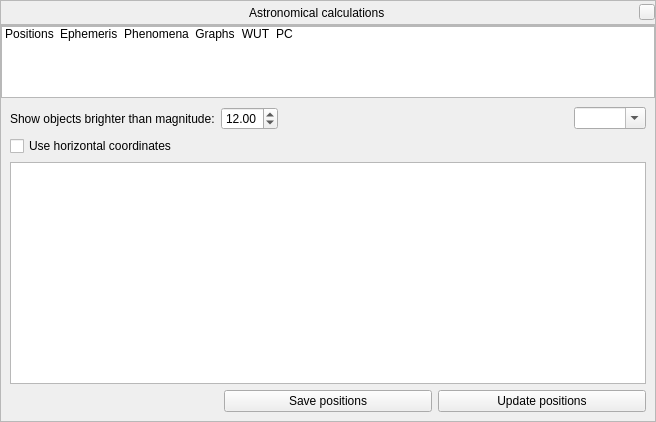
Old version of the form src/gui/astroCalcDialog.ui in the repository 519984307/stellarium_src.
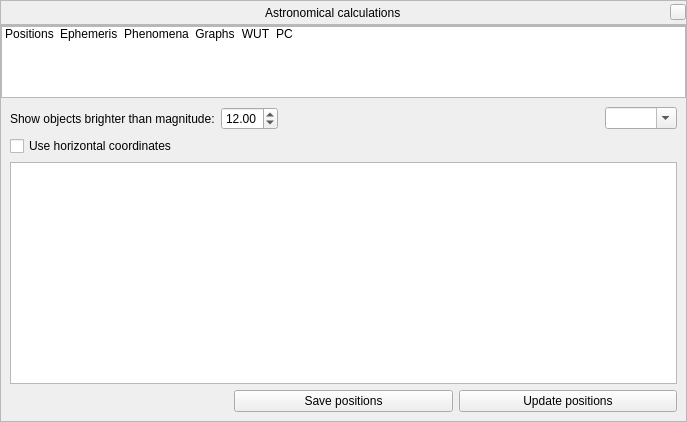
New version of the form. Icons and pictures are not drawn. Custom widgets are drawn as their Qt base class.

The edit to the form file:
```diff
--- a/src/gui/astroCalcDialog.ui
+++ b/src/gui/astroCalcDialog.ui
@@ -6,7 +6,7 @@
    <rect>
     <x>0</x>
     <y>0</y>
-    <width>643</width>
+    <width>687</width>
     <height>422</height>
    </rect>
   </property>
```
